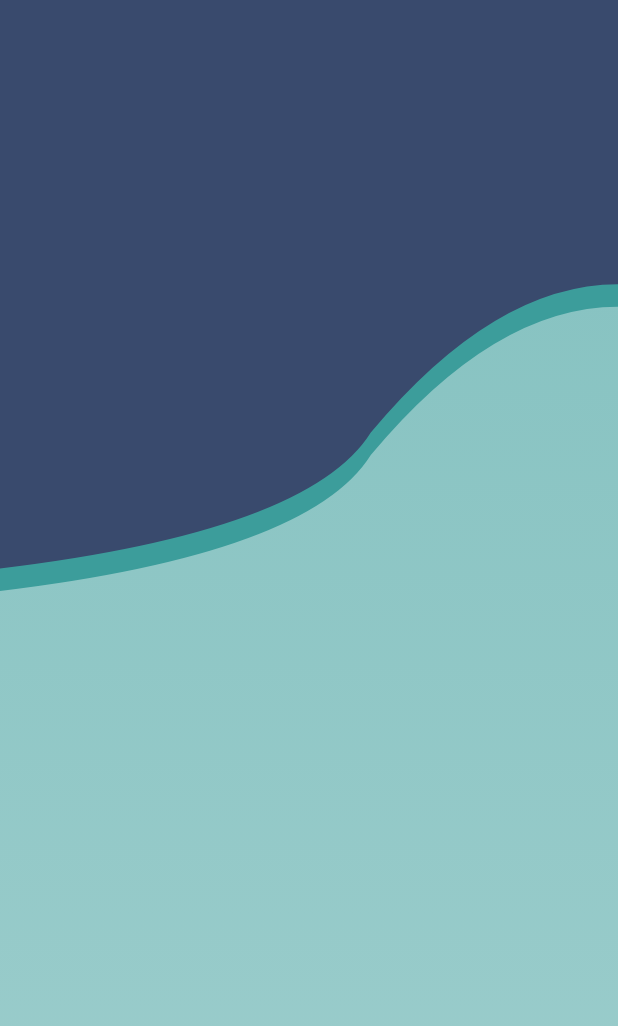
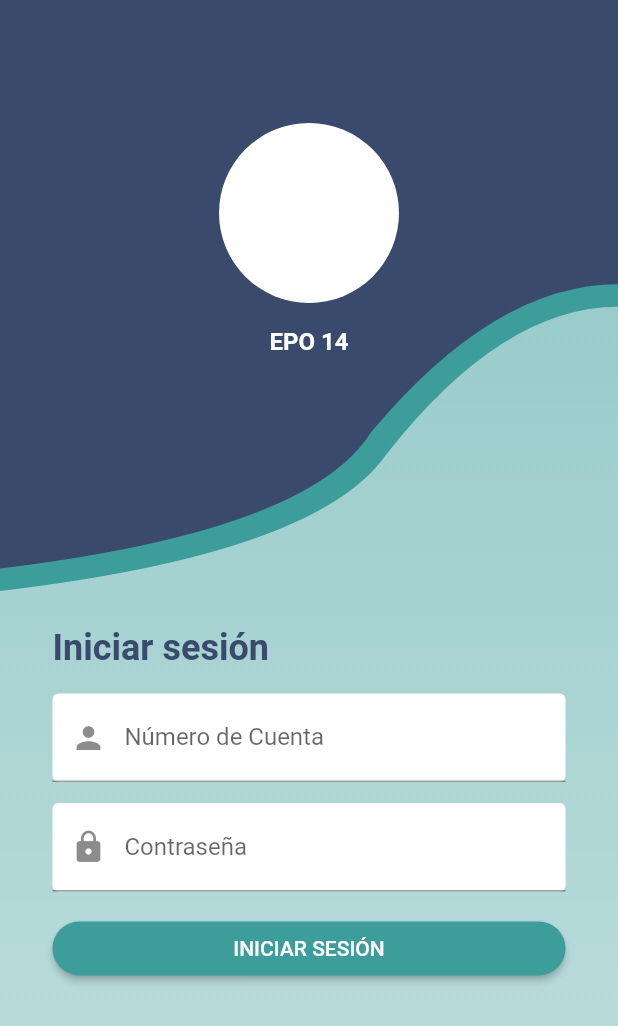
Before and after one commit to JovannyRch/control_escolar_app, a Flutter app: the screen it shows after launch, on a phone screen of 412 x 824 dp. Shown: the top 1026 px of the screen. Run offline on Flutter 3.47's test engine with Material 2 defaults, Android fonts, the phone set to English and light mode, and no system bars.

Commit message:
Loggin screen [added]

```diff
--- a/lib/screens/auth/login_screen.dart
+++ b/lib/screens/auth/login_screen.dart
@@ -1,3 +1,4 @@
+import 'package:control_escolar/const/const.dart';
 import 'package:control_escolar/screens/auth/widgets/background_widget.dart';
 import 'package:flutter/material.dart';
 
@@ -9,10 +10,130 @@ class LoginScreen extends StatefulWidget {
 }
 
 class _LoginScreenState extends State<LoginScreen> {
+  Size _size;
+
   @override
   Widget build(BuildContext context) {
+    _size = MediaQuery.of(context).size;
     return Scaffold(
-      body: BackgroundWidget(),
+      body: _scaffold(),
     );
   }
+
+  Widget _scaffold() {
+    return Container(
+      child: SingleChildScrollView(
+        child: SafeArea(
+          child: Column(
+            children: [
+              Stack(
+                children: [
+                  BackgroundWidget(),
+                  _mainContent(),
+                ],
+              )
+            ],
+          ),
+        ),
+      ),
+    );
+  }
+
+  Widget _mainContent() {
+    return Column(
+      crossAxisAlignment: CrossAxisAlignment.stretch,
+      children: [
+        _logo(),
+        _form(),
+      ],
+    );
+  }
+
+  Widget _form() {
+    return Container(
+      margin: EdgeInsets.only(top: _size.height * 0.22),
+      padding: EdgeInsets.symmetric(
+        horizontal: 35.0,
+      ),
+      child: Column(
+        crossAxisAlignment: CrossAxisAlignment.start,
+        children: [
+          _authTitle(),
+          SizedBox(height: 16.0),
+          _input("Número de Cuenta", Icons.person),
+          _input("Contraseña", Icons.lock),
+          _loginButton(),
+        ],
+      ),
+    );
+  }
+
+  Widget _loginButton() {
+    return Container(
+      width: double.infinity,
+      child: RaisedButton(
+        shape: RoundedRectangleBorder(
+          borderRadius: BorderRadius.circular(18.0),
+        ),
+        onPressed: () {},
+        color: kGreenColor,
+        textColor: Colors.white,
+        child: Text("Iniciar sesión".toUpperCase(),
+            style: TextStyle(fontSize: 14)),
+      ),
+    );
+  }
+
+  Widget _input(String text, IconData icon) {
+    return Container(
+      margin: EdgeInsets.only(bottom: 14.0),
+      decoration: BoxDecoration(
+        color: Colors.white,
+        borderRadius: BorderRadius.circular(4.0),
+      ),
+      child: TextField(
+        decoration: InputDecoration(
+          prefixIcon: Icon(icon),
+          labelText: text,
+        ),
+      ),
+    );
+  }
+
+  Widget _authTitle() {
+    return Text(
+      "Iniciar sesión",
+      style: TextStyle(
+        color: kBlueColor,
+        fontWeight: FontWeight.w700,
+        fontSize: 24.0,
+      ),
+    );
+  }
+
+  Widget _logo() {
+    var container = Container(
+      width: 120.0,
+      height: 120.0,
+      margin: EdgeInsets.only(top: 82.0),
+      decoration: BoxDecoration(
+        shape: BoxShape.circle,
+        color: Colors.white,
+      ),
+    );
+
+    var name = Text(
+      "EPO 14",
+      style: TextStyle(
+        color: Colors.white,
+        fontSize: 16.0,
+        fontWeight: FontWeight.w700,
+      ),
+    );
+    return Column(children: [
+      container,
+      SizedBox(height: 16.0),
+      name,
+    ]);
+  }
 }
--- a/lib/screens/auth/widgets/background_widget.dart
+++ b/lib/screens/auth/widgets/background_widget.dart
@@ -71,8 +71,8 @@ class _Curve1 extends CustomPainter {
 class _Curve2 extends CustomPainter {
   @override
   void paint(Canvas canvas, Size size) {
-    final rect = new Rect.fromCircle(
-        center: Offset(size.width, size.height), radius: 3000);
+    final rect =
+        new Rect.fromCircle(center: Offset(size.width, 0), radius: 1800);
 
     final gradiants = new LinearGradient(
         begin: Alignment.topCenter,
@@ -82,7 +82,7 @@ class _Curve2 extends CustomPainter {
           Colors.white,
         ],
         stops: [
-          0.01,
+          0.15,
           1.0,
         ]);
 
@@ -92,11 +92,12 @@ class _Curve2 extends CustomPainter {
     paint.strokeWidth = 5;
     final path = new Path();
     double dy = 15.0;
+    double dx = 5.0;
     path.moveTo(0, size.height * 0.46 + dy);
     //Wave
-    path.quadraticBezierTo(size.width * 0.5, size.height * 0.43 + dy,
-        size.width * 0.6, size.height * 0.35 + dy);
-    path.quadraticBezierTo(size.width * .80, size.height * 0.23 + dy,
+    path.quadraticBezierTo(size.width * 0.5 + dx, size.height * 0.43 + dy,
+        size.width * 0.6 + dx + 5, size.height * 0.35 + dy);
+    path.quadraticBezierTo(size.width * .80 + dx, size.height * 0.23 + dy,
         size.width, size.height * 0.23 + dy);
 
     path.lineTo(size.width, size.height);
```
